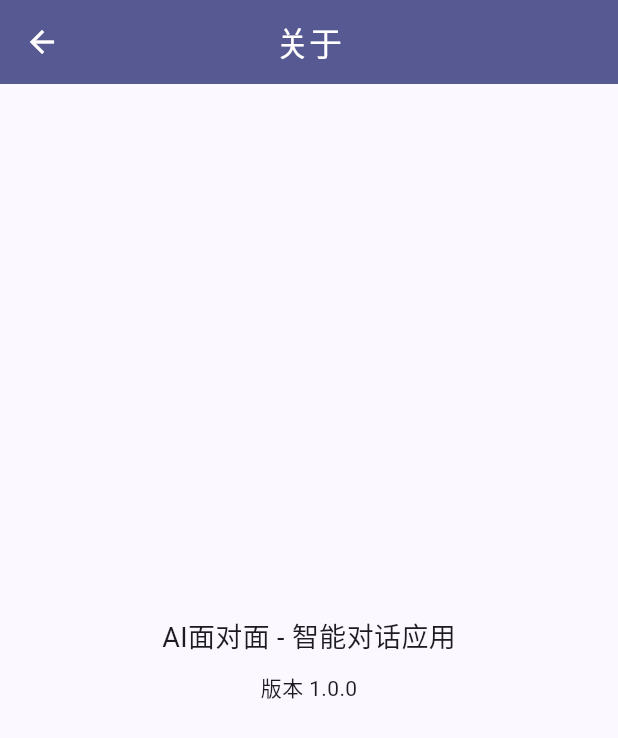
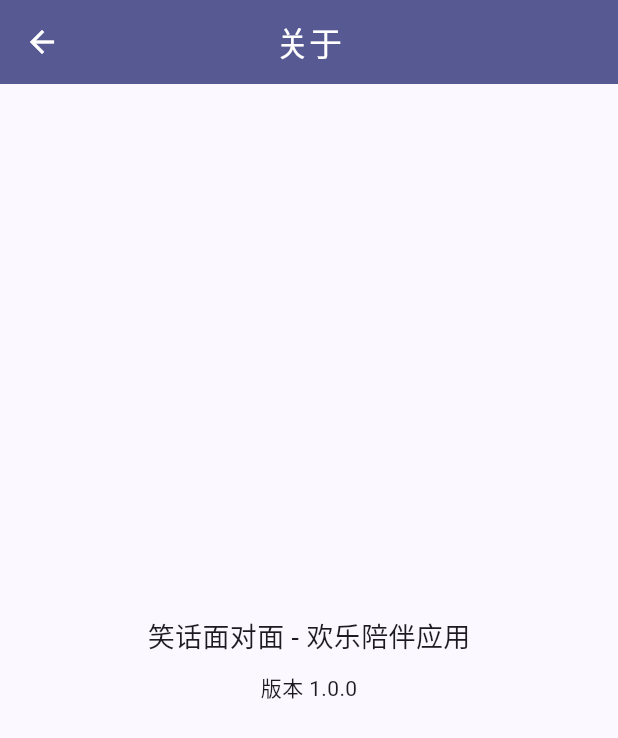
Before and after one commit to tec-more/aif2f, a Flutter app: the AboutPage screen opened by its route, on a phone screen of 412 x 824 dp. Shown: the top 738 px of the screen. Run offline on Flutter 3.47's test engine with Material 3 defaults, Android fonts, the phone set to English and light mode, and no system bars; our stand-ins replace auto_route, dio, flutter_riverpod, package_info_plus, qr_flutter, shared_preferences; missing offline and left inert: country_icons, flutter_f2f_sound, flutter_inappwebview; accounts and stored records are empty; network calls fail.

Commit message:
修改应用名称为笑话面对面

```diff
--- a/lib/main.dart
+++ b/lib/main.dart
@@ -38,7 +38,7 @@ class _MyAppState extends ConsumerState<MyApp> {
   @override
   Widget build(BuildContext context) {
     return MaterialApp.router(
-      title: 'AI面对面',
+      title: '笑话面对面',
       theme: ThemeData(
         colorScheme: ColorScheme.fromSeed(
           seedColor: const Color(0xFF6366F1), // 靛蓝色 - 主色调
--- a/lib/user/view/about_page.dart
+++ b/lib/user/view/about_page.dart
@@ -20,7 +20,7 @@ class AboutPage extends StatelessWidget {
           mainAxisAlignment: MainAxisAlignment.center,
           children: [
             Text(
-              'AI面对面 - 智能对话应用',
+              '笑话面对面 - 欢乐陪伴应用',
               style: TextStyle(fontSize: 18),
             ),
             SizedBox(height: 10),
--- a/pubspec.yaml
+++ b/pubspec.yaml
@@ -1,5 +1,5 @@
 name: aif2f
-description: "AI面对面 - 智能对话应用"
+description: "笑话面对面 - 欢乐陪伴应用"
 # The following line prevents the package from being accidentally published to
 # pub.dev using `flutter pub publish`. This is preferred for private packages.
 publish_to: 'none' # Remove this line if you wish to publish to pub.dev
```
Also changed, not shown: 7 other files.
